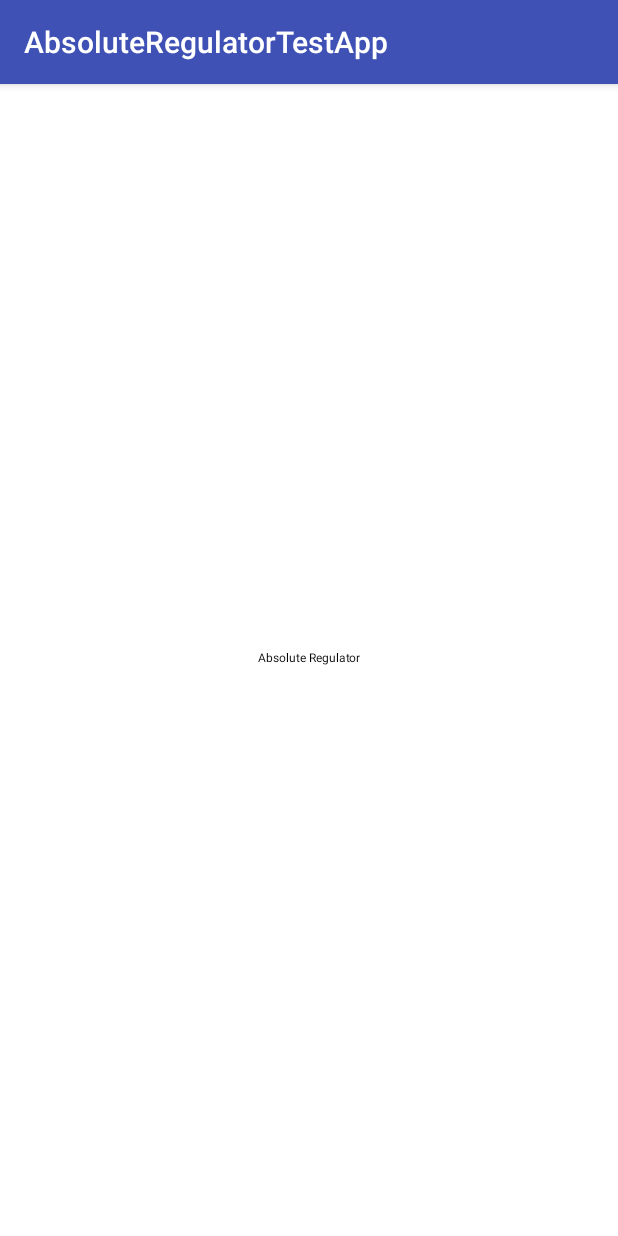
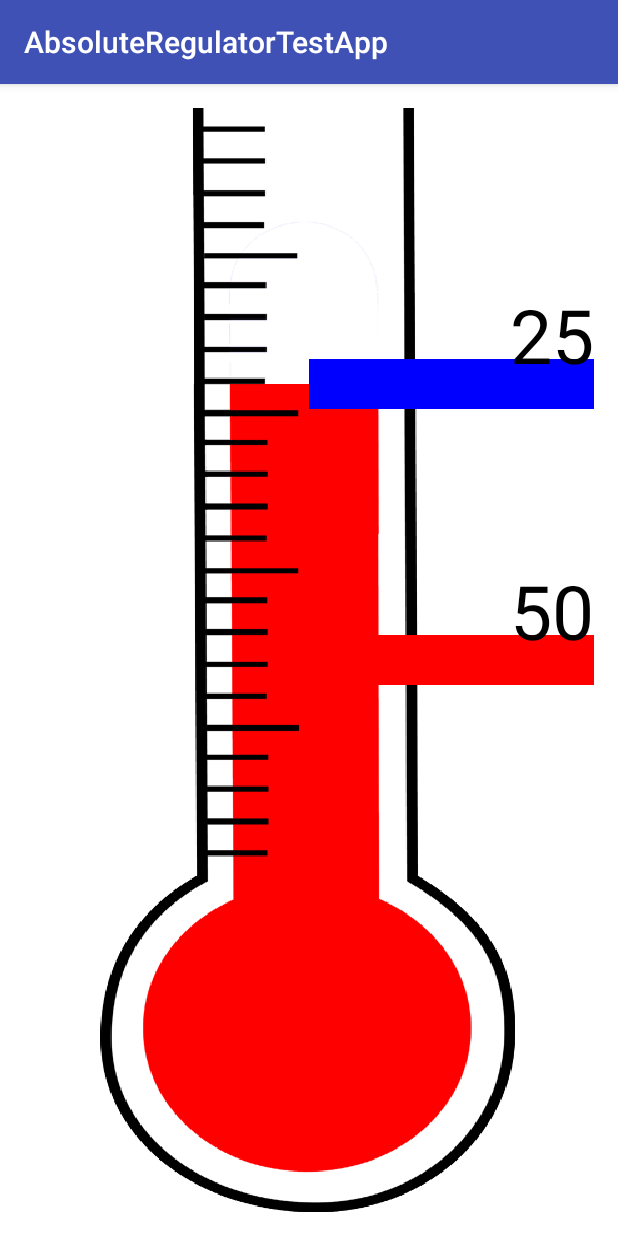
Before and after one commit to fRandOmizer/DISII-Project, an Android app: the screen it shows after launch (MainActivity), on a phone screen of 412 x 824 dp. Run offline under Robolectric (Android 15) with nearby library versions, the phone set to English and light mode, and no system bars.

Commit message:
AbsoluteRegulatorView: Fixed drawing

```diff
--- a/src/AbsoluteRegulatorTestApp/app/src/main/java/com/distopia/absoluteregulatortestapp/AbsoluteRegulatorView.java
+++ b/src/AbsoluteRegulatorTestApp/app/src/main/java/com/distopia/absoluteregulatortestapp/AbsoluteRegulatorView.java
@@ -2,31 +2,38 @@ package com.distopia.absoluteregulatortestapp;
 
 import android.content.Context;
 import android.content.res.TypedArray;
+import android.graphics.Bitmap;
+import android.graphics.BitmapFactory;
 import android.graphics.Canvas;
 import android.graphics.Color;
 import android.graphics.Paint;
+import android.graphics.Rect;
+import android.graphics.drawable.BitmapDrawable;
+import android.graphics.drawable.ClipDrawable;
 import android.graphics.drawable.Drawable;
+import android.graphics.drawable.LayerDrawable;
 import android.text.TextPaint;
 import android.util.AttributeSet;
-import android.widget.ImageView;
-import android.widget.RelativeLayout;
+import android.view.Gravity;
+import android.view.MotionEvent;
+import android.view.View;
 
 /**
  * TODO: document your custom view class.
- * TODO: add touch events
- * TODO: draw current and target values
+ * TODO: draw current and target values (improve)
  * TODO: add vibration feedback
  * TODO: add view attributes
  * TODO: delete default stuff
- * TODO: fix drawing
  */
-public class AbsoluteRegulatorView extends RelativeLayout {
+public class AbsoluteRegulatorView extends View {
     // default stuff
-    private Drawable mExampleDrawable;
-
     private TextPaint mTextPaint;
     private float mTextWidth;
     private float mTextHeight;
+
+    // dimensions
+    private int width;
+    private int height;
 
     // paint objects
     private Paint currentPaint;
@@ -35,8 +42,9 @@ public class AbsoluteRegulatorView extends RelativeLayout {
     // regulator specific attributes
 
     // image views which are displayed next to each other
-    private ImageView imageMin;
-    private ImageView imageMax;
+    private BitmapDrawable imageMin;
+    private BitmapDrawable imageMax;
+    private LayerDrawable layer;
 
     // regulator values
     private float minValue = 0;
@@ -64,11 +72,12 @@ public class AbsoluteRegulatorView extends RelativeLayout {
         final TypedArray a = getContext().obtainStyledAttributes(
                 attrs, R.styleable.AbsoluteRegulatorView, defStyle, 0);
 
-        if (a.hasValue(R.styleable.AbsoluteRegulatorView_exampleDrawable)) {
+        // TODO: remove
+        /*if (a.hasValue(R.styleable.AbsoluteRegulatorView_exampleDrawable)) {
             mExampleDrawable = a.getDrawable(
                     R.styleable.AbsoluteRegulatorView_exampleDrawable);
             mExampleDrawable.setCallback(this);
-        }
+        }*/
 
         a.recycle();
 
@@ -80,28 +89,34 @@ public class AbsoluteRegulatorView extends RelativeLayout {
         // paint objects for value indicator lines
         targetPaint = new Paint();
         targetPaint.setColor(Color.RED);
-        targetPaint.setStrokeWidth(5);
+        targetPaint.setStrokeWidth(50);
 
         currentPaint = new Paint();
         currentPaint.setColor(Color.BLUE);
-        currentPaint.setStrokeWidth(5);
+        currentPaint.setStrokeWidth(50);
 
         // add images
-        inflate(getContext(), R.layout.absolute_regulator, this);
-        /*imageMin = (ImageView) findViewById(R.id.imageMin);
-        imageMin.setImageResource(R.drawable.thermometer_min);
+        width = 900;
+        height = 1400;
+        resizeImages(width, height);
 
-        imageMax = (ImageView) findViewById(R.id.imageMax);
-        imageMax.setImageResource(R.drawable.thermometer_max);*/
+        ClipDrawable clippy = new ClipDrawable(imageMax, Gravity.BOTTOM, 2);
+        clippy.setVisible(true, true);
+        clippy.setLevel(10000);
+
+        Drawable[] array = new Drawable[2];
+        array[0] = imageMin;
+        array[1] = clippy;
+        layer = new LayerDrawable(array);
 
         // Update TextPaint and text measurements from attributes
         invalidateTextPaintAndMeasurements();
     }
 
     private void invalidateTextPaintAndMeasurements() {
-        mTextPaint.setTextSize(12);
+        mTextPaint.setTextSize(75);
         mTextPaint.setColor(Color.BLACK);
-        mTextWidth = mTextPaint.measureText("Absolute Regulator");
+        mTextWidth = mTextPaint.measureText("99");
 
         Paint.FontMetrics fontMetrics = mTextPaint.getFontMetrics();
         mTextHeight = fontMetrics.bottom;
@@ -111,52 +126,26 @@ public class AbsoluteRegulatorView extends RelativeLayout {
     protected void onDraw(Canvas canvas) {
         super.onDraw(canvas);
 
-        // TODO: consider storing these as member variables to reduce
-        // allocations per draw cycle.
-        int paddingLeft = getPaddingLeft();
-        int paddingTop = getPaddingTop();
-        int paddingRight = getPaddingRight();
-        int paddingBottom = getPaddingBottom();
-
-        int contentWidth = getWidth() - paddingLeft - paddingRight;
-        int contentHeight = getHeight() - paddingTop - paddingBottom;
-
-        // Draw the text.
-        canvas.drawText("Absolute Regulator",
-                paddingLeft + (contentWidth - mTextWidth) / 2,
-                paddingTop + (contentHeight + mTextHeight) / 2,
-                mTextPaint);
-
-        // Draw the example drawable on top of the text.
-        if (mExampleDrawable != null) {
-            mExampleDrawable.setBounds(paddingLeft, paddingTop,
-                    paddingLeft + contentWidth, paddingTop + contentHeight);
-            mExampleDrawable.draw(canvas);
+        if ((width != getWidth()) && (height != getHeight()) ) {
+            width = getWidth();
+            height = getHeight();
+            resizeImages(width, height);
         }
 
+        // draw images
+        Rect bounds = new Rect(0,0,width,height);
+        layer.setBounds(bounds);
+        imageMin.setBounds(bounds);
+        bounds.set(0, Math.round(height*currentValue/maxValue), width, height);
+        imageMax.setBounds(bounds);
+        layer.getDrawable(1).setBounds(bounds);
+        layer.draw(canvas);
+
         // draw lines
-        canvas.drawLine(canvas.getWidth()/2, canvas.getHeight()*currentValue, canvas.getWidth(), canvas.getHeight()*currentValue, currentPaint);
-        canvas.drawLine(canvas.getWidth()/2, canvas.getHeight()*targetValue, canvas.getWidth(), canvas.getHeight()*targetValue, targetPaint);
-
-    }
-
-    /**
-     * Gets the example drawable attribute value.
-     *
-     * @return The example drawable attribute value.
-     */
-    public Drawable getExampleDrawable() {
-        return mExampleDrawable;
-    }
-
-    /**
-     * Sets the view's example drawable attribute value. In the example view, this drawable is
-     * drawn above the text.
-     *
-     * @param exampleDrawable The example drawable attribute value to use.
-     */
-    public void setExampleDrawable(Drawable exampleDrawable) {
-        mExampleDrawable = exampleDrawable;
+        canvas.drawLine(width/2,height*currentValue/maxValue,width,height*currentValue/maxValue,currentPaint);
+        canvas.drawText(Float.toString(currentValue), width - mTextWidth, height*currentValue/maxValue-mTextHeight, mTextPaint);
+        canvas.drawLine(width/2,height*targetValue/maxValue,width,height*targetValue/maxValue,targetPaint);
+        canvas.drawText(Float.toString(targetValue), width - mTextWidth, height*targetValue/maxValue-mTextHeight, mTextPaint);
     }
 
     // getter and setter
@@ -201,6 +190,7 @@ public class AbsoluteRegulatorView extends RelativeLayout {
         } else {
             this.targetValue = targetValue;
         }
+        setCurrentValue(targetValue);
         invalidate();
     }
 
@@ -209,9 +199,27 @@ public class AbsoluteRegulatorView extends RelativeLayout {
         // get vertical pos
         float y = e.getY();
         // linear transform to target value
-        float value = (y - 0) / (getHeight() - 0) * (maxValue - minValue) + minValue;
+        float value = (y) / (getHeight()) * (maxValue - minValue) + minValue;
         // set slider value
         this.setTargetValue(value);
         return true;
     }
+
+    @Override
+    protected void onSizeChanged(int w, int h, int oldw, int oldh) {
+        super.onSizeChanged(w, h, oldw, oldh);
+        // scale pictures
+        resizeImages(w, h);
+    }
+
+    private void resizeImages(int w, int h)
+    {
+        // create new images
+        Bitmap bmMin = BitmapFactory.decodeResource(getResources(), R.drawable.thermometer_min);
+        Bitmap bmMax = BitmapFactory.decodeResource(getResources(), R.drawable.thermometer_max);
+        imageMin = new BitmapDrawable(getResources(), Bitmap.createScaledBitmap(bmMin, w, h, false));
+        imageMin.setGravity(Gravity.BOTTOM);
+        imageMax = new BitmapDrawable(getResources(), Bitmap.createScaledBitmap(bmMax, w, h, false));
+        imageMax.setGravity(Gravity.BOTTOM);
+    }
 }
--- a/src/AbsoluteRegulatorTestApp/app/src/main/res/layout/absolute_regulator.xml
+++ /dev/null
@@ -1,18 +0,0 @@
-<?xml version="1.0" encoding="utf-8"?>
-<RelativeLayout xmlns:android="http://schemas.android.com/apk/res/android"
-    android:layout_width="match_parent" android:layout_height="match_parent">
-
-    <ImageView
-        android:id="@+id/imageMin"
-        android:layout_width="match_parent"
-        android:layout_height="match_parent"
-        android:adjustViewBounds="false" />/>
-
-    <ImageView
-        android:id="@+id/imageMax"
-        android:layout_width="match_parent"
-        android:layout_height="match_parent"
-        android:adjustViewBounds="false" />
-
-
-</RelativeLayout>
--- a/src/AbsoluteRegulatorTestApp/app/src/main/res/layout/activity_main.xml
+++ b/src/AbsoluteRegulatorTestApp/app/src/main/res/layout/activity_main.xml
@@ -1,5 +1,5 @@
 <?xml version="1.0" encoding="utf-8"?>
-<com.distopia.absoluteregulatortestapp.AbsoluteRegulatorView xmlns:android="http://schemas.android.com/apk/res/android"
+<FrameLayout xmlns:android="http://schemas.android.com/apk/res/android"
     xmlns:tools="http://schemas.android.com/tools"
     android:layout_width="match_parent"
     android:layout_height="match_parent"
@@ -10,5 +10,8 @@
     tools:context="com.distopia.absoluteregulatortestapp.MainActivity"
     android:background="#ffffff">
 
+    <com.distopia.absoluteregulatortestapp.AbsoluteRegulatorView
+        android:layout_width="match_parent"
+        android:layout_height="match_parent" />
 
-</com.distopia.absoluteregulatortestapp.AbsoluteRegulatorView>
+</FrameLayout>
```
